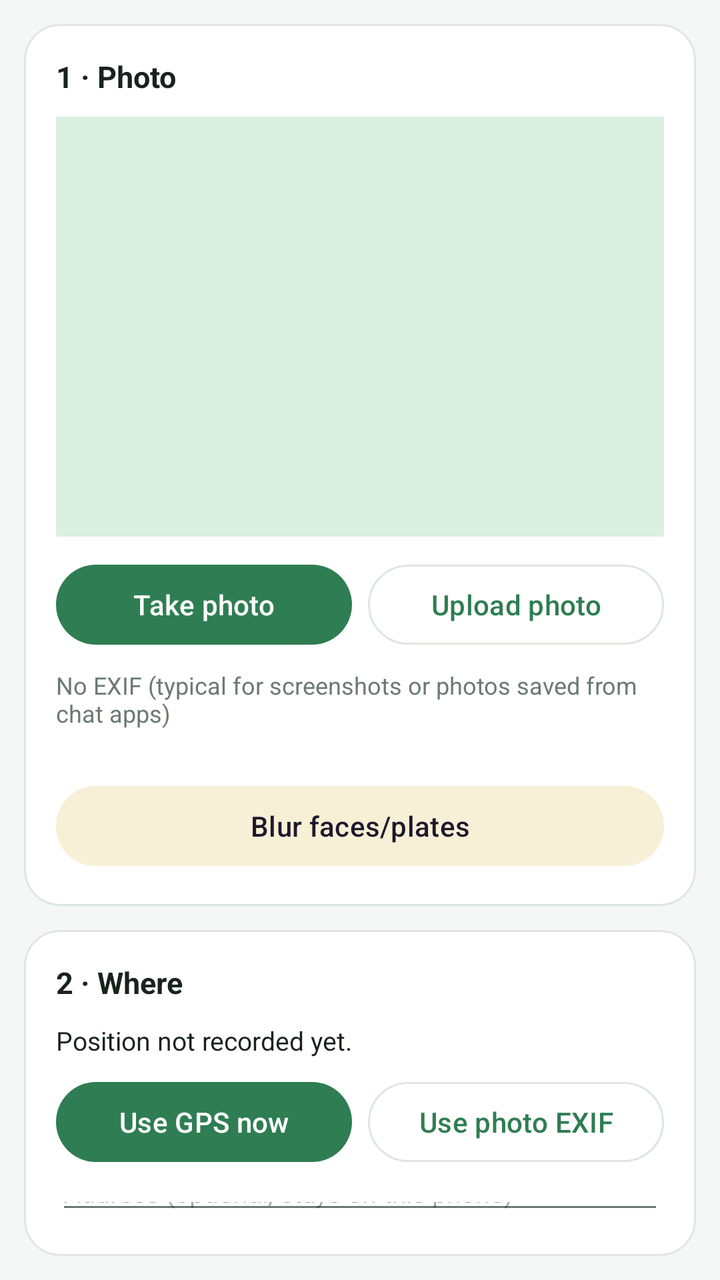
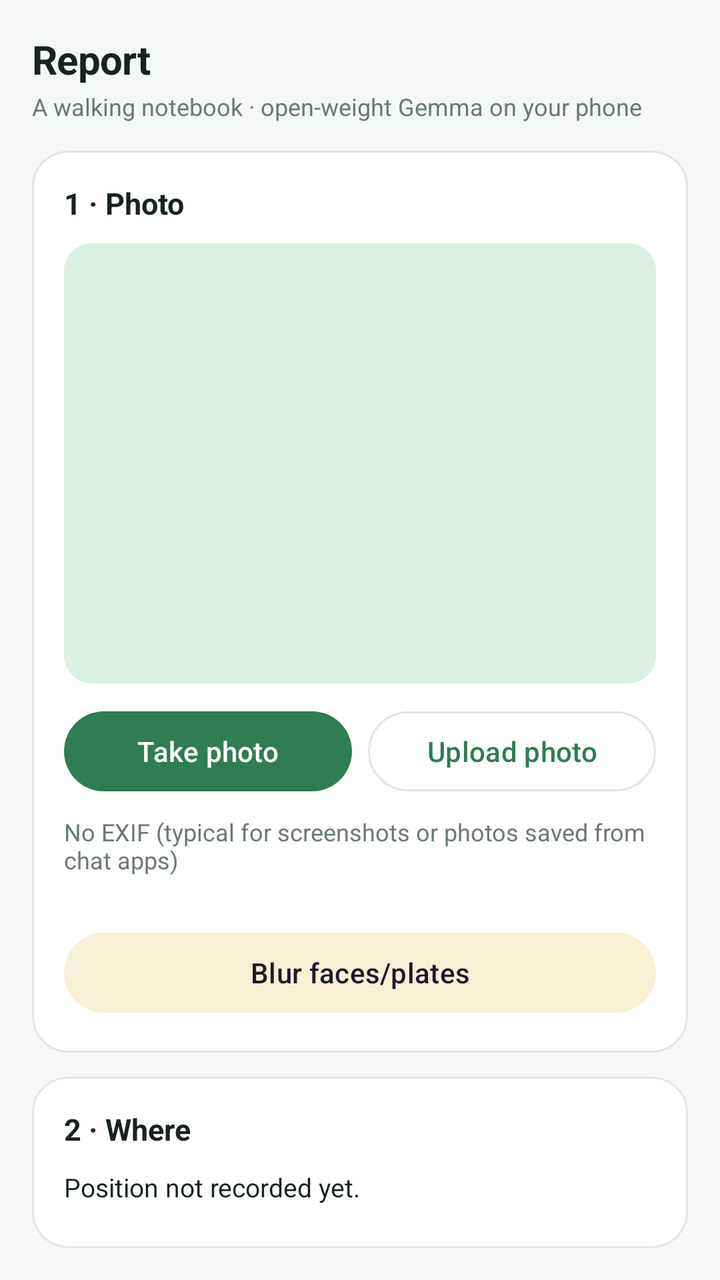

Compare the two renders of this Android layout. The source of the first and the diff that turns it into the second are given below.
<!-- AndroidManifest.xml: application theme Theme.CivicWalk -->
<!-- res/layout/tab_report.xml -->
<?xml version="1.0" encoding="utf-8"?>
<LinearLayout xmlns:android="http://schemas.android.com/apk/res/android"
    xmlns:app="http://schemas.android.com/apk/res-auto"
    android:layout_width="match_parent"
    android:layout_height="wrap_content"
    android:orientation="vertical"
    android:padding="12dp">

    
    <com.google.android.material.card.MaterialCardView
        style="@style/Card"
        android:layout_width="match_parent"
        android:layout_height="wrap_content">

        <LinearLayout
            android:layout_width="match_parent"
            android:layout_height="wrap_content"
            android:orientation="vertical">

            <TextView
                style="@style/SectionTitle"
                android:layout_width="wrap_content"
                android:layout_height="wrap_content"
                android:text="@string/c_photo" />

            <ImageView
                android:id="@+id/imgPreview"
                android:layout_width="match_parent"
                android:layout_height="210dp"
                android:background="@color/accent_soft"
                android:contentDescription="@string/c_photo"
                android:scaleType="fitCenter" />

            <LinearLayout
                android:layout_width="match_parent"
                android:layout_height="wrap_content"
                android:layout_marginTop="10dp"
                android:orientation="horizontal">

                <com.google.android.material.button.MaterialButton
                    android:id="@+id/btnCamera"
                    android:layout_width="0dp"
                    android:layout_height="wrap_content"
                    android:layout_marginEnd="8dp"
                    android:layout_weight="1"
                    android:text="@string/btn_camera" />

                <com.google.android.material.button.MaterialButton
                    android:id="@+id/btnUpload"
                    style="@style/Widget.Material3.Button.OutlinedButton"
                    android:layout_width="0dp"
                    android:layout_height="wrap_content"
                    android:layout_weight="1"
                    android:text="@string/btn_upload" />
            </LinearLayout>

            <TextView
                android:id="@+id/tvExif"
                style="@style/Hint"
                android:layout_width="match_parent"
                android:layout_height="wrap_content"
                android:layout_marginTop="8dp"
                android:text="@string/exif_none" />

            <TextView
                android:id="@+id/tvPhotoStats"
                style="@style/Hint"
                android:layout_width="match_parent"
                android:layout_height="wrap_content" />

            <com.google.android.material.button.MaterialButton
                android:id="@+id/btnBlur"
                style="@style/Widget.Material3.Button.TonalButton"
                android:layout_width="match_parent"
                android:layout_height="wrap_content"
                android:layout_marginTop="8dp"
                android:text="@string/btn_blur" />
        </LinearLayout>
    </com.google.android.material.card.MaterialCardView>

    
    <com.google.android.material.card.MaterialCardView
        style="@style/Card"
        android:layout_width="match_parent"
        android:layout_height="wrap_content"
        android:layout_marginTop="12dp">

        <LinearLayout
            android:layout_width="match_parent"
            android:layout_height="wrap_content"
            android:orientation="vertical">

            <TextView
                style="@style/SectionTitle"
                android:layout_width="wrap_content"
                android:layout_height="wrap_content"
                android:text="@string/c_place" />

            <TextView
                android:id="@+id/tvPlace"
                style="@style/Body"
                android:layout_width="match_parent"
                android:layout_height="wrap_content"
                android:text="@string/place_none" />

            <LinearLayout
                android:layout_width="match_parent"
                android:layout_height="wrap_content"
                android:layout_marginTop="8dp"
                android:orientation="horizontal">

                <com.google.android.material.button.MaterialButton
                    android:id="@+id/btnGps"
                    android:layout_width="0dp"
                    android:layout_height="wrap_content"
                    android:layout_marginEnd="8dp"
                    android:layout_weight="1"
                    android:text="@string/btn_gps" />

                <com.google.android.material.button.MaterialButton
                    android:id="@+id/btnExifLoc"
                    style="@style/Widget.Material3.Button.OutlinedButton"
                    android:layout_width="0dp"
                    android:layout_height="wrap_content"
                    android:layout_weight="1"
                    android:text="@string/btn_exif" />
            </LinearLayout>

            <EditText
                android:id="@+id/etAddr"
                android:layout_width="match_parent"
                android:layout_height="wrap_content"
                android:layout_marginTop="6dp"
                android:hint="@string/hint_addr"
                android:importantForAutofill="no"
                android:inputType="text"
                android:textSize="13sp" />
        </LinearLayout>
    </com.google.android.material.card.MaterialCardView>

    
    <com.google.android.material.card.MaterialCardView
        style="@style/Card"
        android:layout_width="match_parent"
        android:layout_height="wrap_content"
        android:layout_marginTop="12dp">

        <LinearLayout
            android:layout_width="match_parent"
            android:layout_height="wrap_content"
            android:orientation="vertical">

            <TextView
                style="@style/SectionTitle"
                android:layout_width="wrap_content"
                android:layout_height="wrap_content"
                android:text="@string/c_generate" />

            <RadioGroup
                android:id="@+id/radioMode"
                android:layout_width="match_parent"
                android:layout_height="wrap_content"
                android:layout_marginBottom="6dp"
                android:orientation="horizontal">

                <com.google.android.material.radiobutton.MaterialRadioButton
                    android:id="@+id/rbDesc"
                    android:layout_width="wrap_content"
                    android:layout_height="wrap_content"
                    android:checked="true"
                    android:text="@string/mode_desc" />

                <com.google.android.material.radiobutton.MaterialRadioButton
                    android:id="@+id/rbFeel"
                    android:layout_width="wrap_content"
                    android:layout_height="wrap_content"
                    android:text="@string/mode_feel" />

                <com.google.android.material.radiobutton.MaterialRadioButton
                    android:id="@+id/rbNoteMode"
                    android:layout_width="wrap_content"
                    android:layout_height="wrap_content"
                    android:text="@string/mode_note" />
            </RadioGroup>

            <TextView
                style="@style/Hint"
                android:layout_width="match_parent"
                android:layout_height="wrap_content"
                android:layout_marginBottom="8dp"
                android:text="@string/mode_hint" />

            <com.google.android.material.button.MaterialButton
                android:id="@+id/btnAnalyse"
                android:layout_width="match_parent"
                android:layout_height="52dp"
                android:text="@string/btn_generate" />

            <TextView
                android:id="@+id/tvStatus"
                style="@style/Body"
                android:layout_width="match_parent"
                android:layout_height="wrap_content"
                android:layout_marginTop="8dp"
                android:text="@string/status_idle" />
        </LinearLayout>
    </com.google.android.material.card.MaterialCardView>

    
    <com.google.android.material.card.MaterialCardView
        style="@style/Card"
        android:layout_width="match_parent"
        android:layout_height="wrap_content"
        android:layout_marginTop="12dp"
        android:layout_marginBottom="12dp">

        <LinearLayout
            android:layout_width="match_parent"
            android:layout_height="wrap_content"
            android:orientation="vertical">

            <TextView
                style="@style/SectionTitle"
                android:layout_width="wrap_content"
                android:layout_height="wrap_content"
                android:text="@string/c_draft" />

            <EditText
                android:id="@+id/etDraft"
                android:layout_width="match_parent"
                android:layout_height="wrap_content"
                android:gravity="top|start"
                android:importantForAutofill="no"
                android:inputType="textMultiLine"
                android:minLines="6"
                android:textSize="14sp" />

            <TextView
                android:id="@+id/tvBytes"
                style="@style/Hint"
                android:layout_width="match_parent"
                android:layout_height="wrap_content" />

            <EditText
                android:id="@+id/etSupp"
                android:layout_width="match_parent"
                android:layout_height="wrap_content"
                android:hint="@string/supp_hint"
                android:importantForAutofill="no"
                android:inputType="textMultiLine"
                android:minLines="2"
                android:textSize="13sp" />

            <LinearLayout
                android:layout_width="match_parent"
                android:layout_height="wrap_content"
                android:layout_marginTop="8dp"
                android:orientation="horizontal">

                <com.google.android.material.button.MaterialButton
                    android:id="@+id/btnCopy"
                    style="@style/Widget.Material3.Button.OutlinedButton"
                    android:layout_width="0dp"
                    android:layout_height="wrap_content"
                    android:layout_marginEnd="8dp"
                    android:layout_weight="1"
                    android:text="@string/btn_copy" />

                <com.google.android.material.button.MaterialButton
                    android:id="@+id/btnSave"
                    android:layout_width="0dp"
                    android:layout_height="wrap_content"
                    android:layout_weight="1"
                    android:text="@string/btn_save" />
            </LinearLayout>
        </LinearLayout>
    </com.google.android.material.card.MaterialCardView>
</LinearLayout>
<!-- resources referenced by this layout -->
<resources>
  <color name="accent_soft">#DCEFE3</color>
  <string name="btn_blur">Blur faces/plates</string>
  <string name="btn_camera">Take photo</string>
  <string name="btn_copy">Copy</string>
  <string name="btn_exif">Use photo EXIF</string>
  <string name="btn_generate">Write the note</string>
  <string name="btn_gps">Use GPS now</string>
  <string name="btn_save">Save record</string>
  <string name="btn_upload">Upload photo</string>
  <string name="c_draft">4 · Note</string>
  <string name="c_generate">3 · Write the note</string>
  <string name="c_photo">1 · Photo</string>
  <string name="c_place">2 · Where</string>
  <string name="exif_none">No EXIF (typical for screenshots or photos saved from chat apps)</string>
  <string name="hint_addr">Address (optional, stays on this phone)</string>
  <string name="mode_desc">Description</string>
  <string name="mode_feel">Impression</string>
  <string name="mode_hint">Description = what is there · Impression = how it felt · Note = time, place, what to look up later.</string>
  <string name="mode_note">Note</string>
  <string name="place_none">Position not recorded yet.</string>
  <string name="status_idle">Ready when you are.</string>
  <string name="supp_hint">Anything to add? (optional)</string>
  <style name="Body">
          <item name="android:textSize">13sp</item>
          <item name="android:textColor">@color/ink</item>
          <item name="android:lineSpacingMultiplier">1.15</item>
      </style>
  <style name="Card">
          <item name="cardCornerRadius">18dp</item>
          <item name="cardElevation">0dp</item>
          <item name="strokeColor">@color/line</item>
          <item name="strokeWidth">1dp</item>
          <item name="cardBackgroundColor">@color/card</item>
          <item name="contentPadding">16dp</item>
      </style>
  <style name="Hint">
          <item name="android:textSize">12sp</item>
          <item name="android:textColor">@color/muted</item>
      </style>
  <style name="SectionTitle">
          <item name="android:textSize">15sp</item>
          <item name="android:textStyle">bold</item>
          <item name="android:textColor">@color/ink</item>
          <item name="android:layout_marginBottom">10dp</item>
      </style>
  <color name="ink">#17231C</color>
  <color name="line">#DFE6E1</color>
  <color name="card">#FFFFFF</color>
  <color name="muted">#6B7A70</color>
  <color name="accent">#2F7D52</color>
  <color name="white">#FFFFFF</color>
  <color name="amber">#C9A227</color>
  <color name="amber_soft">#F7EFD6</color>
  <color name="bg">#F4F7F5</color>
  <!-- unchanged entries left out for length: 1 -->
</resources>

<!-- the commit's change to res/layout/tab_report.xml (unified diff, before → after) -->
@@ -4,7 +4,21 @@
     android:layout_width="match_parent"
     android:layout_height="wrap_content"
     android:orientation="vertical"
-    android:padding="12dp">
+    android:padding="16dp">
+
+    <TextView
+        style="@style/PageTitle"
+        android:layout_width="wrap_content"
+        android:layout_height="wrap_content"
+        android:text="@string/tab_report" />
+
+    <TextView
+        style="@style/Hint"
+        android:layout_width="match_parent"
+        android:layout_height="wrap_content"
+        android:layout_marginTop="2dp"
+        android:layout_marginBottom="14dp"
+        android:text="@string/header_sub" />
 
     
     <com.google.android.material.card.MaterialCardView
@@ -23,13 +37,22 @@
                 android:layout_height="wrap_content"
                 android:text="@string/c_photo" />
 
-            <ImageView
-                android:id="@+id/imgPreview"
-                android:layout_width="match_parent"
-                android:layout_height="210dp"
-                android:background="@color/accent_soft"
-                android:contentDescription="@string/c_photo"
-                android:scaleType="fitCenter" />
+            <com.google.android.material.card.MaterialCardView
+                android:layout_width="match_parent"
+                android:layout_height="wrap_content"
+                app:cardBackgroundColor="@color/accent_soft"
+                app:cardCornerRadius="14dp"
+                app:cardElevation="0dp"
+                app:strokeWidth="0dp">
+
+                <ImageView
+                    android:id="@+id/imgPreview"
+                    android:layout_width="match_parent"
+                    android:layout_height="220dp"
+                    android:background="@color/accent_soft"
+                    android:contentDescription="@string/c_photo"
+                    android:scaleType="centerCrop" />
+            </com.google.android.material.card.MaterialCardView>
 
             <LinearLayout
                 android:layout_width="match_parent"
<!-- resource entries referenced after the edit -->
@@ -14,6 +14,7 @@
   <string name="c_photo">1 · Photo</string>
   <string name="c_place">2 · Where</string>
   <string name="exif_none">No EXIF (typical for screenshots or photos saved from chat apps)</string>
+  <string name="header_sub">A walking notebook · open-weight Gemma on your phone</string>
   <string name="hint_addr">Address (optional, stays on this phone)</string>
   <string name="mode_desc">Description</string>
   <string name="mode_feel">Impression</string>
@@ -22,6 +23,7 @@
   <string name="place_none">Position not recorded yet.</string>
   <string name="status_idle">Ready when you are.</string>
   <string name="supp_hint">Anything to add? (optional)</string>
+  <string name="tab_report">Report</string>
   <style name="Body">
           <item name="android:textSize">13sp</item>
           <item name="android:textColor">@color/ink</item>
@@ -38,6 +40,12 @@
   <style name="Hint">
           <item name="android:textSize">12sp</item>
           <item name="android:textColor">@color/muted</item>
+      </style>
+  <style name="PageTitle">
+          <item name="android:textSize">20sp</item>
+          <item name="android:textStyle">bold</item>
+          <item name="android:textColor">@color/ink</item>
+          <item name="android:letterSpacing">-0.01</item>
       </style>
   <style name="SectionTitle">
           <item name="android:textSize">15sp</item>
